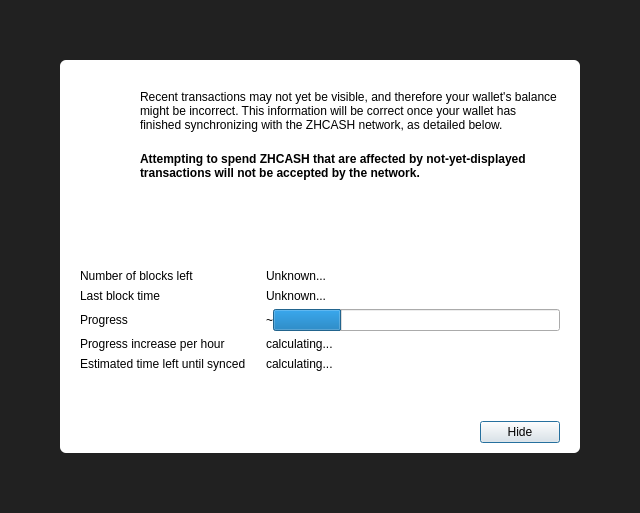
The window that src/qt/forms/modaloverlay.ui (zerohourcash/zerohourcash) describes before a commit, drawn with Qt 5.
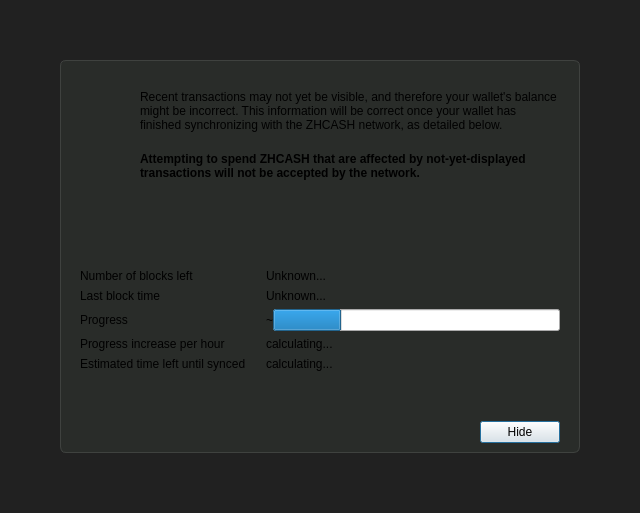
The same window after the commit. Icons and pictures are not drawn. Custom widgets are drawn as their Qt base class.

The edit to the form file:
```diff
--- a/src/qt/forms/modaloverlay.ui
+++ b/src/qt/forms/modaloverlay.ui
@@ -50,7 +50,7 @@
       <item>
        <widget class="QWidget" name="contentWidget" native="true">
         <property name="styleSheet">
-         <string notr="true">#contentWidget { background: white; border-radius: 6px; }</string>
+         <string notr="true">#contentWidget { background: #292c29; border: 1px solid #3f423f; border-radius: 6px; }</string>
         </property>
         <layout class="QVBoxLayout" name="verticalLayout_3" stretch="1,0,0">
          <property name="spacing">
```
